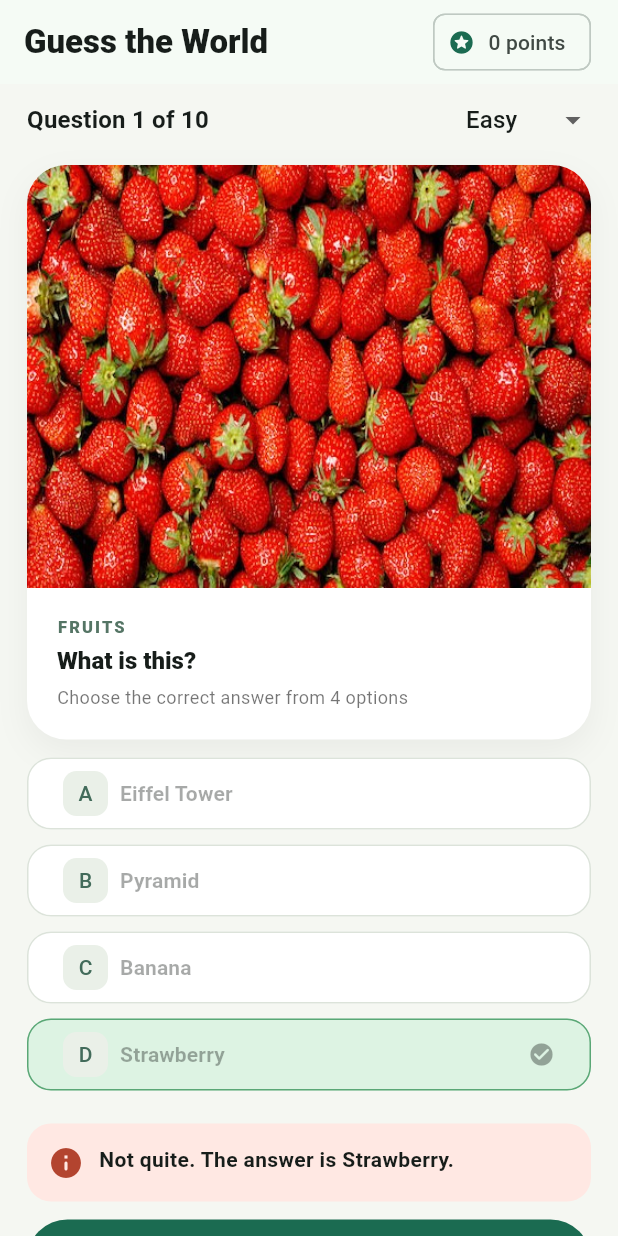
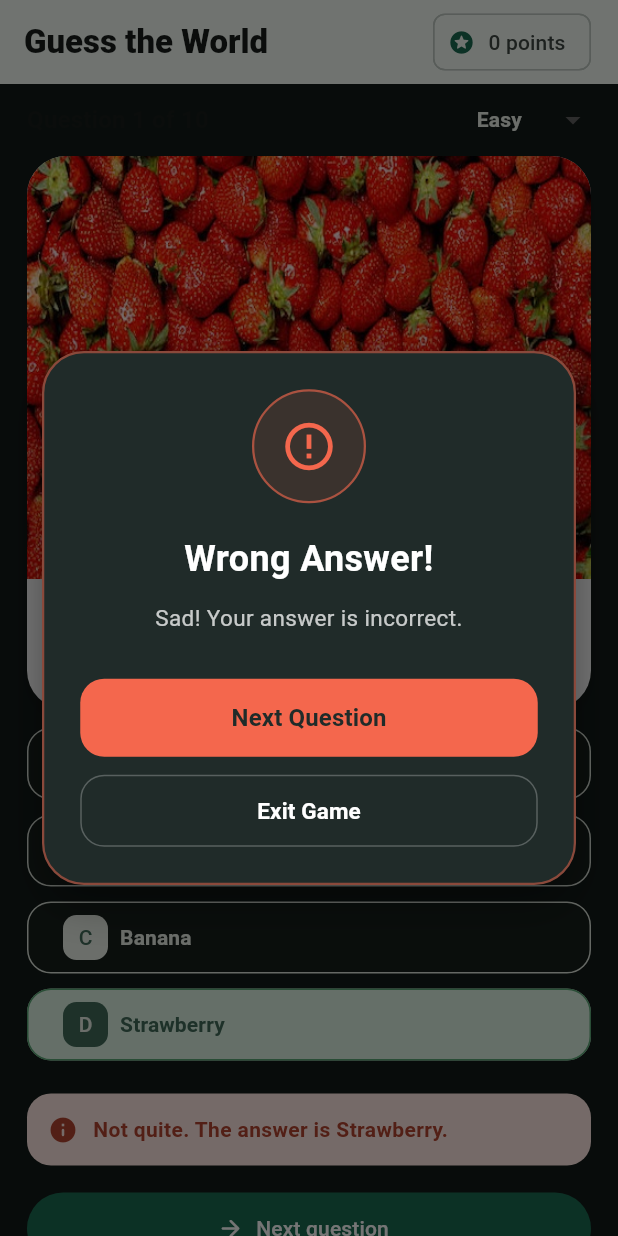
Before and after one commit to official16Dec/guess_the_world, a Flutter app: the screen it shows after launch, after a tap on an icon or button, on a phone screen of 412 x 824 dp. Run offline on Flutter 3.47's test engine with Material 3 defaults, Android fonts, the phone set to English and light mode, and no system bars.

Commit message:
popup changes

```diff
--- a/lib/main.dart
+++ b/lib/main.dart
@@ -1,6 +1,7 @@
 import 'dart:math';
 
 import 'package:flutter/material.dart';
+import 'package:guess_the_world/utils/widgets/game_dialog.dart';
 
 void main() => runApp(const GuessTheWorldApp());
 
@@ -20,7 +21,7 @@ class GuessTheWorldApp extends StatelessWidget {
           seedColor: const Color(0xFF426B5A),
           brightness: Brightness.light,
         ),
-        scaffoldBackgroundColor: const Color(0xFFF5F7F2),
+        scaffoldBackgroundColor: const Color(0xFF121A17),
         fontFamily: 'Roboto',
       ),
 
@@ -209,6 +210,7 @@ class _GamePageState extends State<GamePage> {
       _answered = true;
       _isCorrect = correct;
       if (correct) _score++;
+      showGameOverDialog(context);
     });
   }
 
@@ -314,7 +316,13 @@ class _GamePageState extends State<GamePage> {
                             Difficulty.easy => 'Easy',
                             Difficulty.medium => 'Medium',
                             Difficulty.hard => 'Hard',
-                          }),
+                          },
+                            style: TextStyle(
+                              fontSize: 14,
+                              fontWeight: FontWeight.w600,
+                              color: Color(0xFFEAF0E8),
+                            ),
+                          ),
                         ),
                       )
                           .toList(),
@@ -331,8 +339,8 @@ class _GamePageState extends State<GamePage> {
                     ),
                   ],
                 ),
-                const SizedBox(height: 6),
-                /*ClipRRect(
+                /*const SizedBox(height: 6),
+                ClipRRect(
                   borderRadius: BorderRadius.circular(20),
                   child: LinearProgressIndicator(
                     value: progress,
@@ -361,7 +369,7 @@ class _GamePageState extends State<GamePage> {
                         aspectRatio: 4 / 3,
                         child: Image.asset(
                           _current.imageAsset,
-                          fit: BoxFit.cover,
+                          fit: BoxFit.fitWidth,
                           errorBuilder: (context, error, stackTrace) {
                             return const Center(
                               child: Icon(Icons.image_not_supported)
@@ -370,7 +378,7 @@ class _GamePageState extends State<GamePage> {
                         ),
                       ),
                       Padding(
-                        padding: const EdgeInsets.fromLTRB(20, 18, 20, 20),
+                        padding: const EdgeInsets.fromLTRB(20, 12, 20, 12),
                         child: Column(
                           crossAxisAlignment: CrossAxisAlignment.start,
                           children: [
@@ -389,7 +397,11 @@ class _GamePageState extends State<GamePage> {
                               style: Theme.of(context)
                                   .textTheme
                                   .headlineSmall
-                                  ?.copyWith(fontWeight: FontWeight.w800, fontSize: 16),
+                                  ?.copyWith(
+                                  fontWeight: FontWeight.w800,
+                                  fontSize: 16,
+                                color: Colors.blueGrey
+                              ),
                             ),
                             const SizedBox(height: 5),
                             Text(
@@ -416,7 +428,7 @@ class _GamePageState extends State<GamePage> {
                       background = const Color(0xFFDDF3E3);
                       foreground = const Color(0xFF175D35);
                     } else if (_answered && _isCorrect == false && !isAnswer) {
-                      background = Colors.white;
+                      background = Color(0x2427372E);
                     }
 
                     return Padding(
@@ -446,13 +458,15 @@ class _GamePageState extends State<GamePage> {
                                 height: 30,
                                 alignment: Alignment.center,
                                 decoration: BoxDecoration(
-                                  color: const Color(0xFFEAF0E8),
+                                  color: (_answered && isAnswer)
+                                      ? Color(0xFF426B5A)
+                                      : Color(0xFFEAF0E8),
                                   borderRadius: BorderRadius.circular(9),
                                 ),
                                 child: Text(
                                   String.fromCharCode(65 + entry.key),
-                                  style: const TextStyle(
-                                    color: Color(0xFF426B5A),
+                                  style: TextStyle(
+                                    color: (_answered && isAnswer) ? Color(0xFFEAF0E8) : Color(0xFF426B5A),
                                     fontSize: 14,
                                   ),
                                 ),
@@ -461,14 +475,17 @@ class _GamePageState extends State<GamePage> {
                               Expanded(
                                 child: Text(
                                   option,
-                                  style: const TextStyle(
+                                  style: TextStyle(
                                     fontSize: 14,
                                     fontWeight: FontWeight.w600,
+                                    color: (_answered && isAnswer)
+                                        ? Color(0xFF426B5A)
+                                        : Color(0xFFEAF0E8),
                                   ),
                                 ),
                               ),
-                              if (_answered && isAnswer)
-                                const Icon(Icons.check_circle_rounded),
+                              if (_answered && isAnswer && _isCorrect == true)
+                                const Icon(Icons.check_circle_rounded, color: Color(0xFF426B5A),),
                             ],
                           ),
                         ),
@@ -530,6 +547,7 @@ class _GamePageState extends State<GamePage> {
                           color: _isCorrect == true
                               ? const Color(0xFF217346)
                               : const Color(0xFFB3442F),
+                          size: 20,
                         ),
                         const SizedBox(width: 10),
                         Expanded(
@@ -537,17 +555,18 @@ class _GamePageState extends State<GamePage> {
                             _isCorrect == true
                                 ? 'Correct! Great job.'
                                 : 'Not quite. The answer is ${_current.answer}.',
-                            style: const TextStyle(
+                            style: TextStyle(
                               fontWeight: FontWeight.w700,
+                              color: _isCorrect == true ? Color(0xFF217346) : Color(0xFFB3442F)
                             ),
                           ),
                         ),
                       ],
                     ),
                   ),
-                  const SizedBox(height: 12),
+                  const SizedBox(height: 18),
                   SizedBox(
-                    height: 54,
+                    height: 48,
                     child: FilledButton.icon(
                       onPressed: _nextQuestion,
                       icon: Icon(
@@ -563,7 +582,7 @@ class _GamePageState extends State<GamePage> {
                     ),
                   ),
                 ],
-                const SizedBox(height: 12),
+                const SizedBox(height: 10),
                 TextButton.icon(
                   onPressed: _startGame,
                   icon: const Icon(Icons.refresh_rounded),
@@ -576,4 +595,31 @@ class _GamePageState extends State<GamePage> {
       ),
     );
   }
+
+  void showGameOverDialog(BuildContext context) {
+    showDialog(
+      context: context,
+      barrierDismissible: false,
+      builder: (dialogContext) {
+        return GameDialog(
+          icon: _isCorrect == true ? Icons.emoji_events_rounded : Icons.error_outline,
+          title: _isCorrect == true ? 'Correct Answer!' : 'Wrong Answer!',
+          message: _isCorrect == true ? 'Great effort! You answered correctly?' : 'Sad! Your answer is incorrect.',
+          primaryButtonText: 'Next Question',
+          secondaryButtonText: 'Exit Game',
+          onPrimaryPressed: () {
+            Navigator.pop(dialogContext);
+
+            // Restart your game here.
+          },
+          onSecondaryPressed: () {
+            Navigator.pop(dialogContext);
+
+            // Exit or navigate to the home screen.
+          },
+          isSuccess: _isCorrect == true,
+        );
+      },
+    );
+  }
 }
--- /dev/null
+++ b/lib/utils/widgets/game_dialog.dart
@@ -0,0 +1,149 @@
+import 'package:flutter/material.dart';
+
+class GameDialog extends StatelessWidget {
+  final String title;
+  final String message;
+  final String primaryButtonText;
+  final String? secondaryButtonText;
+  final VoidCallback onPrimaryPressed;
+  final VoidCallback? onSecondaryPressed;
+  final IconData icon;
+  final bool isSuccess;
+
+  const GameDialog({
+    super.key,
+    required this.title,
+    required this.message,
+    required this.primaryButtonText,
+    this.secondaryButtonText,
+    required this.onPrimaryPressed,
+    this.onSecondaryPressed,
+    this.icon = Icons.sports_esports_rounded,
+    this.isSuccess = true,
+  });
+
+  @override
+  Widget build(BuildContext context) {
+    const backgroundColor = Color(0xFF202B29);
+    final accentColor = isSuccess ? const Color(0xFF8DE0B0): const Color(
+        0xFFF4674D);
+
+    return Dialog(
+      backgroundColor: Colors.transparent,
+      elevation: 0,
+      insetPadding: const EdgeInsets.symmetric(horizontal: 28),
+      child: Container(
+        padding: const EdgeInsets.all(24),
+        decoration: BoxDecoration(
+          color: backgroundColor,
+          borderRadius: BorderRadius.circular(28),
+          border: Border.all(color: accentColor.withOpacity(0.5), width: 1.5),
+          boxShadow: [
+            BoxShadow(
+              color: Colors.black.withOpacity(0.35),
+              blurRadius: 24,
+              offset: const Offset(0, 12),
+            ),
+          ],
+        ),
+        child: Column(
+          mainAxisSize: MainAxisSize.min,
+          children: [
+            // Icon
+            Container(
+              height: 76,
+              width: 76,
+              decoration: BoxDecoration(
+                color: accentColor.withOpacity(0.12),
+                shape: BoxShape.circle,
+                border: Border.all(
+                  color: accentColor.withOpacity(0.6),
+                  width: 1.5,
+                ),
+              ),
+              child: Icon(icon, size: 38, color: accentColor),
+            ),
+
+            const SizedBox(height: 20),
+
+            // Title
+            Text(
+              title,
+              textAlign: TextAlign.center,
+              style: const TextStyle(
+                fontSize: 24,
+                fontWeight: FontWeight.bold,
+                color: Colors.white,
+              ),
+            ),
+
+            const SizedBox(height: 12),
+
+            // Message
+            Text(
+              message,
+              textAlign: TextAlign.center,
+              style: TextStyle(
+                fontSize: 15,
+                height: 1.5,
+                color: Colors.white.withOpacity(0.75),
+              ),
+            ),
+
+            const SizedBox(height: 28),
+
+            // Primary button
+            SizedBox(
+              width: double.infinity,
+              height: 52,
+              child: ElevatedButton(
+                onPressed: onPrimaryPressed,
+                style: ElevatedButton.styleFrom(
+                  backgroundColor: accentColor,
+                  foregroundColor: backgroundColor,
+                  elevation: 0,
+                  shape: RoundedRectangleBorder(
+                    borderRadius: BorderRadius.circular(16),
+                  ),
+                ),
+                child: Text(
+                  primaryButtonText,
+                  style: const TextStyle(
+                    fontSize: 16,
+                    fontWeight: FontWeight.bold,
+                  ),
+                ),
+              ),
+            ),
+
+            // Optional secondary button
+            if (secondaryButtonText != null) ...[
+              const SizedBox(height: 12),
+              SizedBox(
+                width: double.infinity,
+                height: 48,
+                child: OutlinedButton(
+                  onPressed: onSecondaryPressed,
+                  style: OutlinedButton.styleFrom(
+                    foregroundColor: Colors.white,
+                    side: BorderSide(color: Colors.white.withOpacity(0.25)),
+                    shape: RoundedRectangleBorder(
+                      borderRadius: BorderRadius.circular(16),
+                    ),
+                  ),
+                  child: Text(
+                    secondaryButtonText!,
+                    style: const TextStyle(
+                      fontSize: 15,
+                      fontWeight: FontWeight.w600,
+                    ),
+                  ),
+                ),
+              ),
+            ],
+          ],
+        ),
+      ),
+    );
+  }
+}
```
